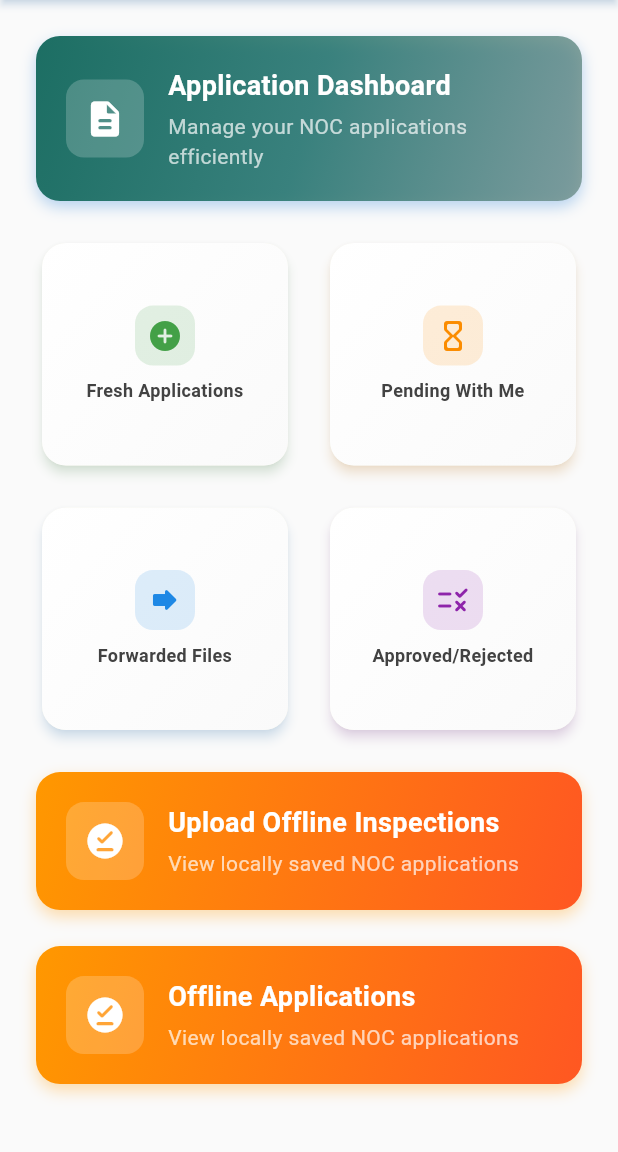
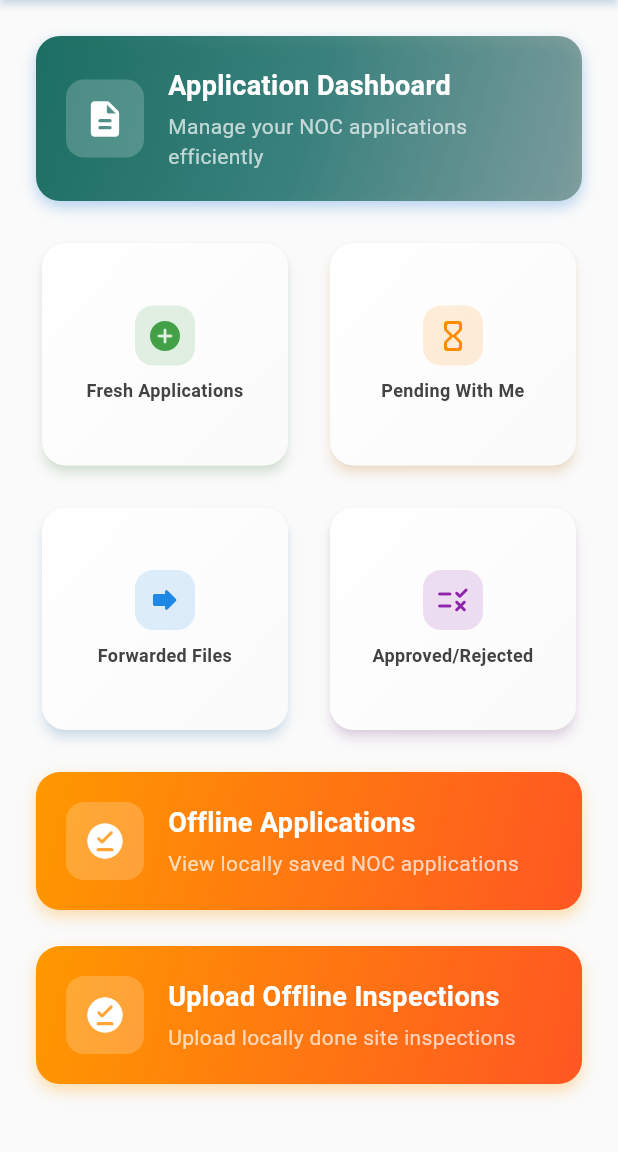
Before and after one commit to abhijeeeth/T-gram, a Flutter app: the NocApplictaionTiles screen opened directly, on a phone screen of 412 x 824 dp, the part 84-1236 px from its top. Run offline on Flutter 3.47's test engine with Material 3 defaults, Android fonts, the phone set to English and light mode, and no system bars; our stand-ins replace bloc, dio, file_picker, flutter_bloc, fluttertoast, geocoding and 15 more; missing offline and left inert: flutter_downloader, geolocator_web, image_picker_for_web, mobile_scanner, schedulers, shared_preferences_web; accounts and stored records are empty.

Commit message:
feat: enhance data management by implementing deletion of NOC data and updating UI text for offline inspections

```diff
--- a/lib/bloc/main_bloc.dart
+++ b/lib/bloc/main_bloc.dart
@@ -762,6 +762,8 @@ class MainBloc extends Bloc<MainEvent, MainState> {
 
       if (response.statusCode == 200) {
         emit(OfflineUploadSiteInspectionLoaded());
+        DbHelper dbHelper = DbHelper();
+        await dbHelper.deleteNocDataByAppId(ids);
 
         // Show a toast using Flutter's ScaffoldMessenger if context is available
         final context = event.data['context'];
--- a/lib/homecheck.dart
+++ b/lib/homecheck.dart
@@ -11,6 +11,7 @@ import 'package:tigramnks/noctiles.dart';
 import 'package:tigramnks/pages/application_locations_list_page.dart';
 import 'package:tigramnks/screens/applications_list_page.dart';
 import 'package:tigramnks/server/serverhelper.dart';
+import 'package:tigramnks/sqflite/dbhelper.dart';
 import 'package:tigramnks/utils/local_storage.dart';
 
 class Homecheck extends StatefulWidget {
@@ -227,6 +228,7 @@ class _HomecheckState extends State<Homecheck> {
                                       false); // Close the dialog without logging out
                                   await LocalStorage.removeToken();
                                   await LocalStorage.removeUserGroup();
+                                  await DbHelper().deleteAllData();
                                 },
                                 child: const Text("Cancel"),
                               ),
--- a/lib/noctiles.dart
+++ b/lib/noctiles.dart
@@ -242,79 +242,6 @@ class _NocApplictaionTilesState extends State<NocApplictaionTiles> {
                 onTap: () {
                   Navigator.of(context).push(
                     MaterialPageRoute(
-                      builder: (context) => const OfflineSiteInspectionList(),
-                    ),
-                  );
-                },
-                child: Container(
-                  width: double.infinity,
-                  padding: const EdgeInsets.all(20.0),
-                  margin: const EdgeInsets.only(bottom: 24.0),
-                  decoration: BoxDecoration(
-                    gradient: const LinearGradient(
-                      colors: [
-                        Colors.orange,
-                        Colors.deepOrange,
-                      ],
-                      begin: Alignment.topLeft,
-                      end: Alignment.bottomRight,
-                    ),
-                    borderRadius: BorderRadius.circular(16.0),
-                    boxShadow: [
-                      BoxShadow(
-                        color: Colors.orange.withOpacity(0.3),
-                        blurRadius: 8,
-                        offset: const Offset(0, 4),
-                      ),
-                    ],
-                  ),
-                  child: Row(
-                    children: [
-                      Container(
-                        padding: const EdgeInsets.all(12.0),
-                        decoration: BoxDecoration(
-                          color: Colors.white.withOpacity(0.2),
-                          borderRadius: BorderRadius.circular(12.0),
-                        ),
-                        child: const Icon(
-                          Icons.offline_pin_rounded,
-                          color: Colors.white,
-                          size: 28,
-                        ),
-                      ),
-                      const SizedBox(width: 16),
-                      const Expanded(
-                        child: Column(
-                          crossAxisAlignment: CrossAxisAlignment.start,
-                          children: [
-                            Text(
-                              'Upload Offline Inspections',
-                              style: TextStyle(
-                                color: Colors.white,
-                                fontSize: 18,
-                                fontWeight: FontWeight.bold,
-                              ),
-                            ),
-                            SizedBox(height: 4),
-                            Text(
-                              'View locally saved NOC applications',
-                              style: TextStyle(
-                                color: Colors.white70,
-                                fontSize: 14,
-                              ),
-                            ),
-                          ],
-                        ),
-                      ),
-                    ],
-                  ),
-                ),
-              ),
-
-              InkWell(
-                onTap: () {
-                  Navigator.of(context).push(
-                    MaterialPageRoute(
                       builder: (context) => const Nocofflinelist(),
                     ),
                   );
@@ -371,6 +298,79 @@ class _NocApplictaionTilesState extends State<NocApplictaionTiles> {
                             SizedBox(height: 4),
                             Text(
                               'View locally saved NOC applications',
+                              style: TextStyle(
+                                color: Colors.white70,
+                                fontSize: 14,
+                              ),
+                            ),
+                          ],
+                        ),
+                      ),
+                    ],
+                  ),
+                ),
+              ),
+
+              InkWell(
+                onTap: () {
+                  Navigator.of(context).push(
+                    MaterialPageRoute(
+                      builder: (context) => const OfflineSiteInspectionList(),
+                    ),
+                  );
+                },
+                child: Container(
+                  width: double.infinity,
+                  padding: const EdgeInsets.all(20.0),
+                  margin: const EdgeInsets.only(bottom: 24.0),
+                  decoration: BoxDecoration(
+                    gradient: const LinearGradient(
+                      colors: [
+                        Colors.orange,
+                        Colors.deepOrange,
+                      ],
+                      begin: Alignment.topLeft,
+                      end: Alignment.bottomRight,
+                    ),
+                    borderRadius: BorderRadius.circular(16.0),
+                    boxShadow: [
+                      BoxShadow(
+                        color: Colors.orange.withOpacity(0.3),
+                        blurRadius: 8,
+                        offset: const Offset(0, 4),
+                      ),
+                    ],
+                  ),
+                  child: Row(
+                    children: [
+                      Container(
+                        padding: const EdgeInsets.all(12.0),
+                        decoration: BoxDecoration(
+                          color: Colors.white.withOpacity(0.2),
+                          borderRadius: BorderRadius.circular(12.0),
+                        ),
+                        child: const Icon(
+                          Icons.offline_pin_rounded,
+                          color: Colors.white,
+                          size: 28,
+                        ),
+                      ),
+                      const SizedBox(width: 16),
+                      const Expanded(
+                        child: Column(
+                          crossAxisAlignment: CrossAxisAlignment.start,
+                          children: [
+                            Text(
+                              'Upload Offline Inspections',
+                              style: TextStyle(
+                                color: Colors.white,
+                                fontSize: 18,
+                                fontWeight: FontWeight.bold,
+                              ),
+                            ),
+                            SizedBox(height: 4),
+                            Text(
+                              'Upload locally done site inspections',
                               style: TextStyle(
                                 color: Colors.white70,
                                 fontSize: 14,
```
Also changed, not shown: lib/sqflite/dbhelper.dart (+76 -0 lines), 4 other files.
